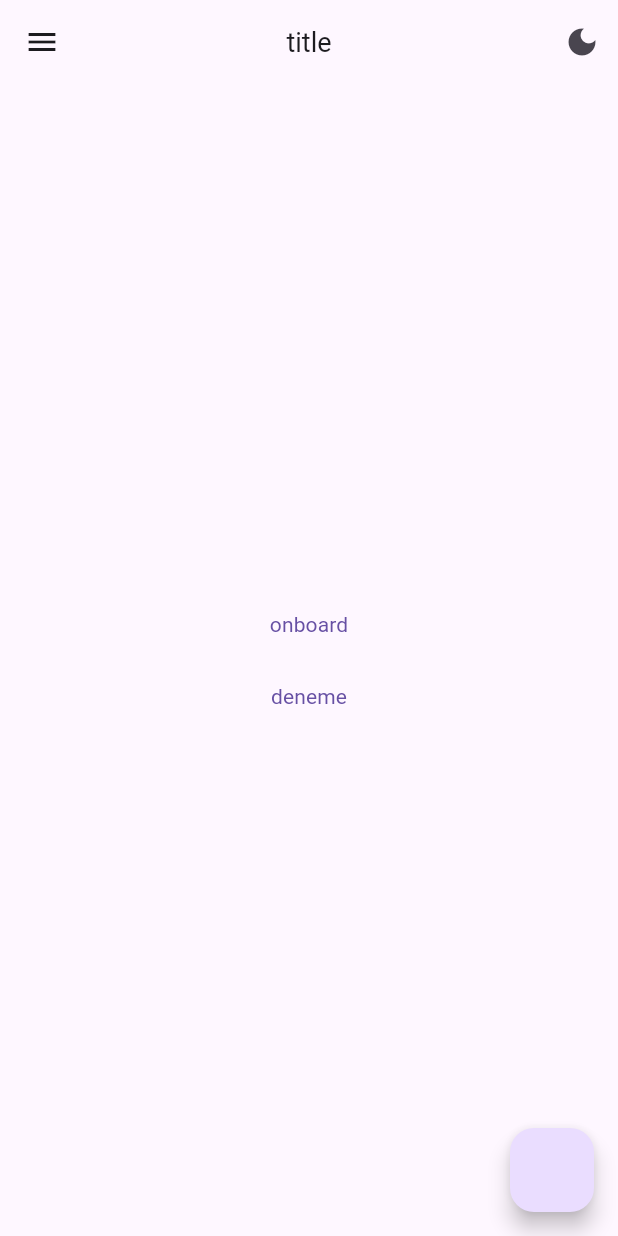
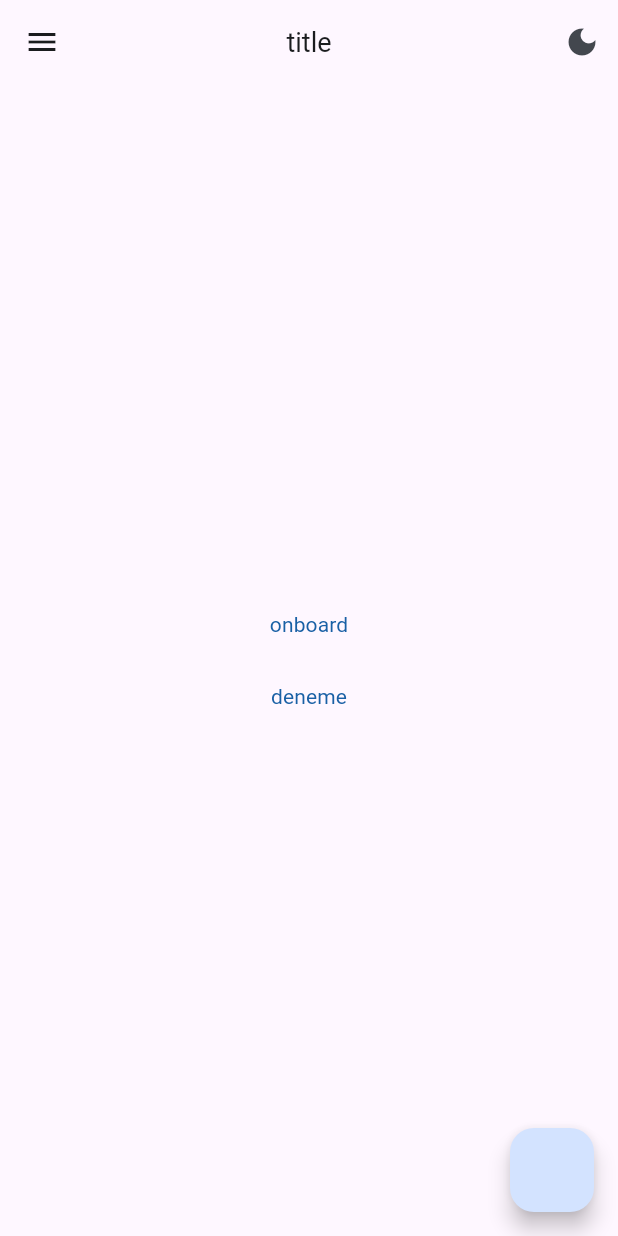
Before and after one commit to oua-f41/connectopia_flutter_app, a Flutter app: the screen it shows after launch, on a phone screen of 412 x 824 dp. Run offline on Flutter 3.47's test engine with Material 2 defaults, Android fonts, the phone set to English and light mode, and no system bars; our stand-ins replace auto_route, bloc, dio, equatable, firebase_core, flutter_bloc and 10 more; missing offline and left inert: kartal; accounts and stored records are empty; generated files the repository leaves out were written again.

Commit message:
update color scheme

```diff
--- /dev/null
+++ b/lib/product/constants/color_scheme.dart
@@ -0,0 +1,71 @@
+import 'package:flutter/material.dart';
+
+class ColorSchemes {
+  static ColorScheme lightColorScheme = const ColorScheme(
+    brightness: Brightness.light,
+    primary: Color(0xFF1960A5),
+    onPrimary: Color(0xFFFFFFFF),
+    primaryContainer: Color(0xFFD3E3FF),
+    onPrimaryContainer: Color(0xFF001C39),
+    secondary: Color(0xFF006491),
+    onSecondary: Color(0xFFFFFFFF),
+    secondaryContainer: Color(0xFFC9E6FF),
+    onSecondaryContainer: Color(0xFF001E2F),
+    tertiary: Color(0xFF006687),
+    onTertiary: Color(0xFFFFFFFF),
+    tertiaryContainer: Color(0xFFC1E8FF),
+    onTertiaryContainer: Color(0xFF001E2B),
+    error: Color(0xFFBA1A1A),
+    errorContainer: Color(0xFFFFDAD6),
+    onError: Color(0xFFFFFFFF),
+    onErrorContainer: Color(0xFF410002),
+    background: Color(0xFFFDFCFF),
+    onBackground: Color(0xFF1A1C1E),
+    surface: Color(0xFFFDFCFF),
+    onSurface: Color(0xFF1A1C1E),
+    surfaceVariant: Color(0xFFDFE2EB),
+    onSurfaceVariant: Color(0xFF43474E),
+    outline: Color(0xFF73777F),
+    onInverseSurface: Color(0xFFF1F0F4),
+    inverseSurface: Color(0xFF2F3033),
+    inversePrimary: Color(0xFFA3C9FF),
+    shadow: Color(0xFF000000),
+    surfaceTint: Color(0xFF1960A5),
+    outlineVariant: Color.fromARGB(255, 240, 240, 240),
+    scrim: Color(0xFF000000),
+  );
+
+  static ColorScheme darkColorScheme = const ColorScheme(
+    brightness: Brightness.dark,
+    primary: Color(0xFFA3C9FF),
+    onPrimary: Color(0xFF00315D),
+    primaryContainer: Color(0xFF004883),
+    onPrimaryContainer: Color(0xFFD3E3FF),
+    secondary: Color(0xFF8ACEFF),
+    onSecondary: Color(0xFF00344E),
+    secondaryContainer: Color(0xFF004B6F),
+    onSecondaryContainer: Color(0xFFC9E6FF),
+    tertiary: Color(0xFF73D1FF),
+    onTertiary: Color(0xFF003548),
+    tertiaryContainer: Color(0xFF004D67),
+    onTertiaryContainer: Color(0xFFC1E8FF),
+    error: Color(0xFFFFB4AB),
+    errorContainer: Color(0xFF93000A),
+    onError: Color(0xFF690005),
+    onErrorContainer: Color(0xFFFFDAD6),
+    background: Color(0xFF1A1C1E),
+    onBackground: Color(0xFFE3E2E6),
+    surface: Color(0xFF1A1C1E),
+    onSurface: Color(0xFFE3E2E6),
+    surfaceVariant: Color(0xFF43474E),
+    onSurfaceVariant: Color(0xFFC3C6CF),
+    outline: Color(0xFF8D9199),
+    onInverseSurface: Color(0xFF1A1C1E),
+    inverseSurface: Color(0xFFE3E2E6),
+    inversePrimary: Color(0xFF1960A5),
+    shadow: Color(0xFF000000),
+    surfaceTint: Color(0xFFA3C9FF),
+    outlineVariant: Color.fromARGB(255, 40, 40, 40),
+    scrim: Color(0xFF000000),
+  );
+}
--- a/lib/product/constants/color_sheme.dart
+++ /dev/null
@@ -1,71 +0,0 @@
-import 'package:flutter/material.dart';
-
-class ColorSchemes {
-  static ColorScheme lightColorScheme = const ColorScheme(
-    brightness: Brightness.light,
-    primary: Color(0xFF6750A4),
-    onPrimary: Color(0xFFFFFFFF),
-    primaryContainer: Color(0xFFEADDFF),
-    onPrimaryContainer: Color(0xFF21005D),
-    secondary: Color(0xFF625B71),
-    onSecondary: Color(0xFFFFFFFF),
-    secondaryContainer: Color(0xFFE8DEF8),
-    onSecondaryContainer: Color(0xFF1D192B),
-    tertiary: Color(0xFF7D5260),
-    onTertiary: Color(0xFFFFFFFF),
-    tertiaryContainer: Color(0xFFFFD8E4),
-    onTertiaryContainer: Color(0xFF31111D),
-    error: Color(0xFFB3261E),
-    onError: Color(0xFFFFFFFF),
-    errorContainer: Color(0xFFF9DEDC),
-    onErrorContainer: Color(0xFF410E0B),
-    outline: Color(0xFF79747E),
-    background: Color(0xFFFFFBFE),
-    onBackground: Color(0xFF1C1B1F),
-    surface: Color(0xFFFFFBFE),
-    onSurface: Color(0xFF1C1B1F),
-    surfaceVariant: Color(0xFFE7E0EC),
-    onSurfaceVariant: Color(0xFF49454F),
-    inverseSurface: Color(0xFF313033),
-    onInverseSurface: Color(0xFFF4EFF4),
-    inversePrimary: Color(0xFFD0BCFF),
-    shadow: Color(0xFF000000),
-    surfaceTint: Color(0xFF6750A4),
-    outlineVariant: Color.fromARGB(255, 240, 240, 240),
-    scrim: Color(0xFF000000),
-  );
-
-  static ColorScheme darkColorScheme = const ColorScheme(
-    brightness: Brightness.dark,
-    primary: Color(0xFFD0BCFF),
-    onPrimary: Color(0xFF381E72),
-    primaryContainer: Color(0xFF4F378B),
-    onPrimaryContainer: Color(0xFFEADDFF),
-    secondary: Color(0xFFCCC2DC),
-    onSecondary: Color(0xFF332D41),
-    secondaryContainer: Color(0xFF4A4458),
-    onSecondaryContainer: Color(0xFFE8DEF8),
-    tertiary: Color(0xFFEFB8C8),
-    onTertiary: Color(0xFF492532),
-    tertiaryContainer: Color(0xFF633B48),
-    onTertiaryContainer: Color(0xFFFFD8E4),
-    error: Color(0xFFF2B8B5),
-    onError: Color(0xFF601410),
-    errorContainer: Color(0xFF8C1D18),
-    onErrorContainer: Color(0xFFF9DEDC),
-    outline: Color(0xFF938F99),
-    background: Color(0xFF1C1B1F),
-    onBackground: Color(0xFFE6E1E5),
-    surface: Color(0xFF1C1B1F),
-    onSurface: Color(0xFFE6E1E5),
-    surfaceVariant: Color(0xFF49454F),
-    onSurfaceVariant: Color(0xFFCAC4D0),
-    inverseSurface: Color(0xFFE6E1E5),
-    onInverseSurface: Color(0xFF313033),
-    inversePrimary: Color(0xFF6750A4),
-    shadow: Color(0xFF000000),
-    surfaceTint: Color(0xFFD0BCFF),
-    outlineVariant: Color.fromARGB(255, 40, 40, 40),
-    scrim: Color(0xFF000000),
-  );
-}
--- a/lib/product/constants/theme.dart
+++ b/lib/product/constants/theme.dart
@@ -1,6 +1,6 @@
 import 'package:flutter/material.dart';
 import 'package:flutter/services.dart';
-import 'color_sheme.dart';
+import 'color_scheme.dart';
 import 'project_colors.dart';
 
 class ThemeConsts {
```
